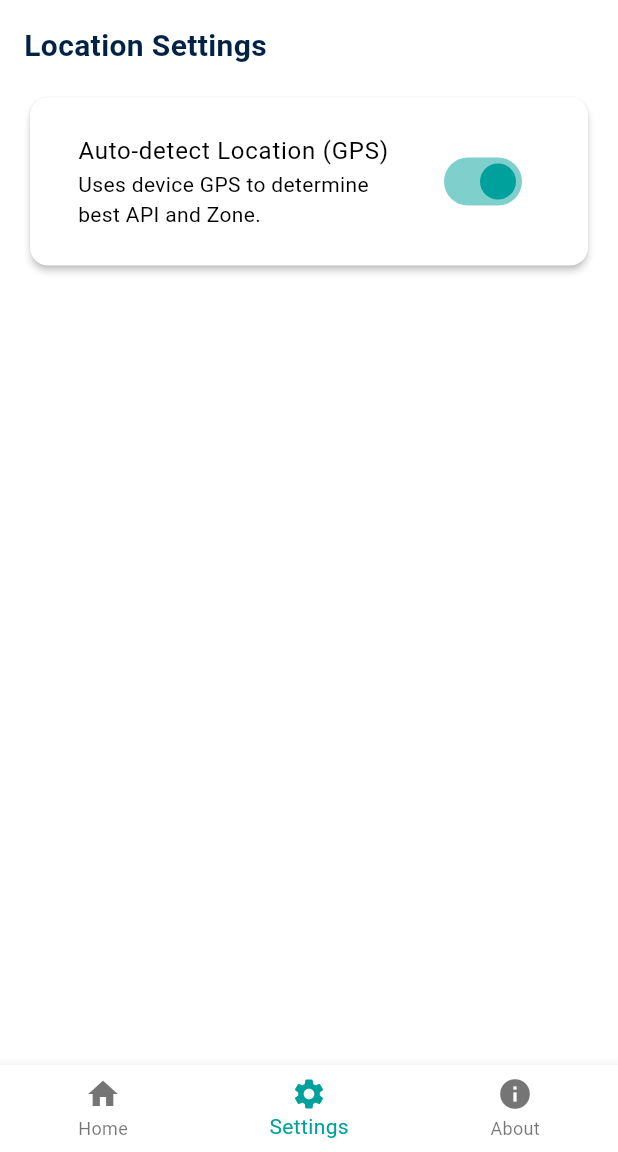
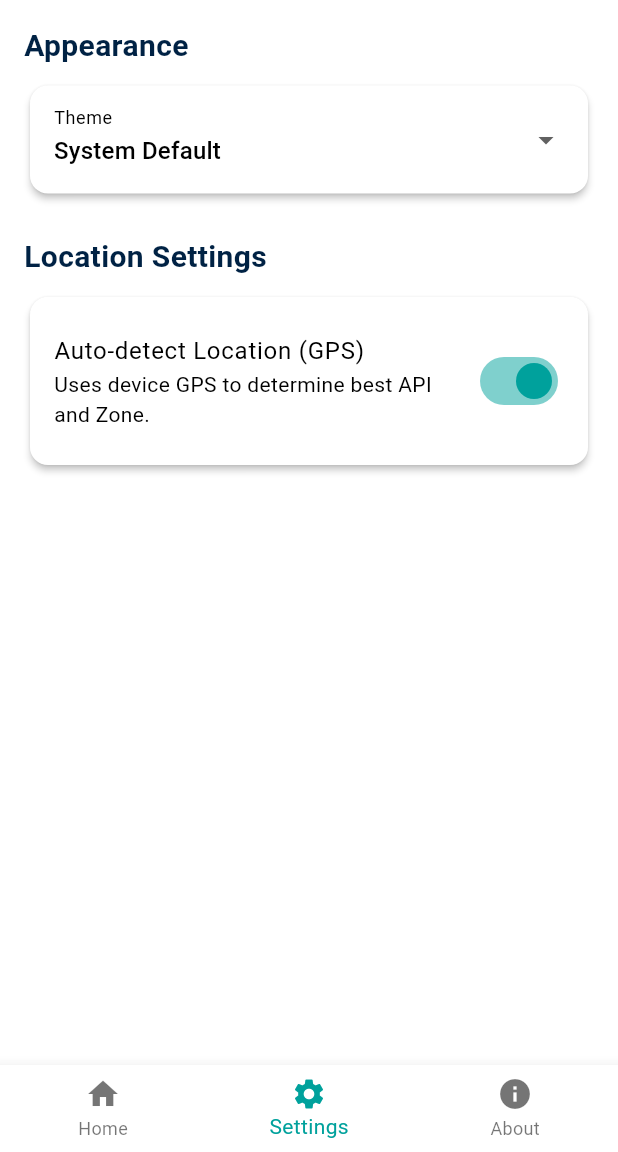
Before and after one commit to aizzat/solat_malaysia, a Flutter app: the screen it shows after launch, item 2 of the bottom bar chosen, on a phone screen of 412 x 824 dp, the part 84-1236 px from its top. Run offline on Flutter 3.47's test engine with Material 3 defaults, Android fonts, the phone set to English and light mode, and no system bars; our stand-ins replace flutter_local_notifications, geocoding, geolocator, hijri, shared_preferences, timezone; missing offline and left inert: home_widget, workmanager.

Commit message:
Implement Dark Theme and Manual Location Search

```diff
--- a/lib/main.dart
+++ b/lib/main.dart
@@ -5,6 +5,7 @@ import 'screens/about_screen.dart';
 import 'screens/home_screen.dart';
 import 'screens/settings_screen.dart';
 import 'providers/prayer_provider.dart';
+import 'providers/theme_provider.dart';
 import 'services/notification_service.dart';
 import 'package:workmanager/workmanager.dart';
 
@@ -33,8 +34,11 @@ void main() async {
   );
 
   runApp(
-    ChangeNotifierProvider(
-      create: (_) => PrayerProvider(),
+    MultiProvider(
+      providers: [
+        ChangeNotifierProvider(create: (_) => PrayerProvider()),
+        ChangeNotifierProvider(create: (_) => ThemeProvider()),
+      ],
       child: const SolatMalaysiaApp(),
     ),
   );
@@ -45,10 +49,16 @@ class SolatMalaysiaApp extends StatelessWidget {
 
   @override
   Widget build(BuildContext context) {
-    return MaterialApp(
-      title: 'Solat Malaysia',
-      theme: AppTheme.lightTheme,
-      home: const MainScreen(),
+    return Consumer<ThemeProvider>(
+      builder: (context, themeProvider, child) {
+        return MaterialApp(
+          title: 'Solat Malaysia',
+          theme: AppTheme.lightTheme,
+          darkTheme: AppTheme.darkTheme,
+          themeMode: themeProvider.themeMode,
+          home: const MainScreen(),
+        );
+      },
     );
   }
 }
--- /dev/null
+++ b/lib/providers/theme_provider.dart
@@ -0,0 +1,40 @@
+import 'package:flutter/material.dart';
+import 'package:shared_preferences/shared_preferences.dart';
+
+class ThemeProvider with ChangeNotifier {
+  ThemeMode _themeMode = ThemeMode.system;
+  ThemeMode get themeMode => _themeMode;
+
+  ThemeProvider() {
+    _loadPreferences();
+  }
+
+  Future<void> _loadPreferences() async {
+    final prefs = await SharedPreferences.getInstance();
+    final modeString = prefs.getString('themeMode') ?? 'system';
+
+    switch (modeString) {
+      case 'light':
+        _themeMode = ThemeMode.light;
+        break;
+      case 'dark':
+        _themeMode = ThemeMode.dark;
+        break;
+      default:
+        _themeMode = ThemeMode.system;
+    }
+    notifyListeners();
+  }
+
+  Future<void> setThemeMode(ThemeMode mode) async {
+    _themeMode = mode;
+    notifyListeners();
+
+    final prefs = await SharedPreferences.getInstance();
+    String modeString = 'system';
+    if (mode == ThemeMode.light) modeString = 'light';
+    if (mode == ThemeMode.dark) modeString = 'dark';
+
+    await prefs.setString('themeMode', modeString);
+  }
+}
--- a/lib/screens/settings_screen.dart
+++ b/lib/screens/settings_screen.dart
@@ -1,7 +1,9 @@
 import 'package:flutter/material.dart';
 import 'package:provider/provider.dart';
 import '../providers/prayer_provider.dart';
+import '../providers/theme_provider.dart';
 import '../utils/jakim_zones.dart';
+import '../services/location_service.dart';
 import '../theme.dart';
 
 class SettingsScreen extends StatefulWidget {
@@ -14,23 +16,88 @@ class SettingsScreen extends StatefulWidget {
 class _SettingsScreenState extends State<SettingsScreen> {
   String? _selectedState;
   String? _selectedZone;
+  final TextEditingController _searchController = TextEditingController();
+  bool _isSearching = false;
+
+  @override
+  void dispose() {
+    _searchController.dispose();
+    super.dispose();
+  }
+
+  Future<void> _searchLocation(PrayerProvider provider) async {
+    if (_searchController.text.trim().isEmpty) return;
+
+    setState(() { _isSearching = true; });
+    final locationService = LocationService();
+    final result = await locationService.searchLocation(_searchController.text);
+
+    setState(() { _isSearching = false; });
+
+    if (result != null && result.latitude != null && result.longitude != null) {
+      provider.setManualCoordinates(result.latitude!, result.longitude!, result.city ?? _searchController.text);
+      if (mounted) {
+        ScaffoldMessenger.of(context).showSnackBar(SnackBar(content: Text('Location set to ${result.city}')));
+        _searchController.clear();
+      }
+    } else {
+      if (mounted) {
+        ScaffoldMessenger.of(context).showSnackBar(const SnackBar(content: Text('Location not found.')));
+      }
+    }
+  }
 
   @override
   Widget build(BuildContext context) {
+    final themeProvider = context.watch<ThemeProvider>();
+    final isDark = Theme.of(context).brightness == Brightness.dark;
+    final textColor = isDark ? AppTheme.petronasGreen : AppTheme.petronasBlue;
+
     return Consumer<PrayerProvider>(
       builder: (context, provider, child) {
         return ListView(
           padding: const EdgeInsets.all(16),
           children: [
-            const Text(
+            Text(
+              'Appearance',
+              style: TextStyle(
+                fontSize: 20,
+                fontWeight: FontWeight.bold,
+                color: textColor,
+              ),
+            ),
+            const SizedBox(height: 8),
+            Card(
+              elevation: 2,
+              shape: RoundedRectangleBorder(borderRadius: BorderRadius.circular(12)),
+              child: Padding(
+                padding: const EdgeInsets.symmetric(horizontal: 16, vertical: 8),
+                child: DropdownButtonFormField<ThemeMode>(
+                  decoration: const InputDecoration(labelText: 'Theme', border: InputBorder.none),
+                  value: themeProvider.themeMode,
+                  items: const [
+                    DropdownMenuItem(value: ThemeMode.system, child: Text('System Default')),
+                    DropdownMenuItem(value: ThemeMode.light, child: Text('Light Mode')),
+                    DropdownMenuItem(value: ThemeMode.dark, child: Text('Dark Mode')),
+                  ],
+                  onChanged: (val) {
+                    if (val != null) themeProvider.setThemeMode(val);
+                  },
+                ),
+              ),
+            ),
+
+            const SizedBox(height: 24),
+
+            Text(
               'Location Settings',
               style: TextStyle(
                 fontSize: 20,
                 fontWeight: FontWeight.bold,
-                color: AppTheme.petronasBlue,
+                color: textColor,
               ),
             ),
-            const SizedBox(height: 16),
+            const SizedBox(height: 8),
             Card(
               elevation: 2,
               shape: RoundedRectangleBorder(borderRadius: BorderRadius.circular(12)),
@@ -41,6 +108,7 @@ class _SettingsScreenState extends State<SettingsScreen> {
                   children: [
                     SwitchListTile(
                       activeColor: AppTheme.petronasGreen,
+                      contentPadding: EdgeInsets.zero,
                       title: const Text('Auto-detect Location (GPS)'),
                       subtitle: const Text('Uses device GPS to determine best API and Zone.'),
                       value: provider.useAutoDetect,
@@ -53,7 +121,38 @@ class _SettingsScreenState extends State<SettingsScreen> {
                       const Padding(
                         padding: EdgeInsets.symmetric(vertical: 8),
                         child: Text(
-                          'Manual JAKIM Zone Selection',
+                          'International Manual Setup',
+                          style: TextStyle(fontWeight: FontWeight.bold),
+                        ),
+                      ),
+                      Row(
+                        children: [
+                          Expanded(
+                            child: TextField(
+                              controller: _searchController,
+                              decoration: const InputDecoration(
+                                hintText: 'Enter City or Country...',
+                                border: OutlineInputBorder(),
+                                isDense: true,
+                              ),
+                              onSubmitted: (_) => _searchLocation(provider),
+                            ),
+                          ),
+                          const SizedBox(width: 8),
+                          _isSearching
+                              ? const Padding(padding: EdgeInsets.all(12), child: SizedBox(width: 24, height: 24, child: CircularProgressIndicator()))
+                              : IconButton(
+                                  icon: const Icon(Icons.search, color: AppTheme.petronasGreen),
+                                  onPressed: () => _searchLocation(provider),
+                                ),
+                        ],
+                      ),
+                      const SizedBox(height: 16),
+                      const Divider(),
+                      const Padding(
+                        padding: EdgeInsets.symmetric(vertical: 8),
+                        child: Text(
+                          'Malaysia JAKIM Zone Selection',
                           style: TextStyle(fontWeight: FontWeight.bold),
                         ),
                       ),
@@ -105,12 +204,12 @@ class _SettingsScreenState extends State<SettingsScreen> {
 
             const SizedBox(height: 24),
             if (provider.locationResult != null) ...[
-               const Text(
+               Text(
                 'Current Detection Info',
                 style: TextStyle(
                   fontSize: 16,
                   fontWeight: FontWeight.bold,
-                  color: AppTheme.petronasBlue,
+                  color: textColor,
                 ),
               ),
               const SizedBox(height: 8),
--- a/lib/theme.dart
+++ b/lib/theme.dart
@@ -45,4 +45,41 @@ class AppTheme {
       useMaterial3: true,
     );
   }
+  static ThemeData get darkTheme {
+    return ThemeData(
+      primaryColor: petronasGreen,
+      scaffoldBackgroundColor: const Color(0xFF001122), // Very dark navy
+      colorScheme: const ColorScheme.dark(
+        primary: petronasGreen,
+        secondary: petronasYellow,
+        tertiary: petronasBlue,
+        surface: Color(0xFF001A33),
+        onPrimary: white,
+        onSecondary: black,
+        onSurface: white,
+      ),
+      appBarTheme: const AppBarTheme(
+        backgroundColor: Color(0xFF001122),
+        foregroundColor: petronasGreen,
+        elevation: 0,
+        centerTitle: true,
+      ),
+      elevatedButtonTheme: ElevatedButtonThemeData(
+        style: ElevatedButton.styleFrom(
+          backgroundColor: petronasGreen,
+          foregroundColor: white,
+          shape: RoundedRectangleBorder(
+            borderRadius: BorderRadius.circular(8),
+          ),
+        ),
+      ),
+      textTheme: const TextTheme(
+        displayLarge: TextStyle(color: petronasGreen, fontWeight: FontWeight.bold),
+        displayMedium: TextStyle(color: petronasGreen, fontWeight: FontWeight.bold),
+        bodyLarge: TextStyle(color: white),
+        bodyMedium: TextStyle(color: white),
+      ),
+      useMaterial3: true,
+    );
+  }
 }
```
Also changed, not shown: lib/providers/prayer_provider.dart (+42 -2 lines), lib/services/location_service.dart (+30 -0 lines).
